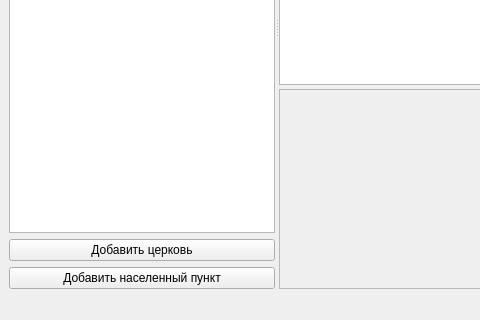
Before: the Qt Designer form ui/main_window.ui in caxapyk/gaoo-cfp, drawn with Qt 5; both pictures show x 0 to 480 and y 280 to 600 of the 908 by 600 pixel window.
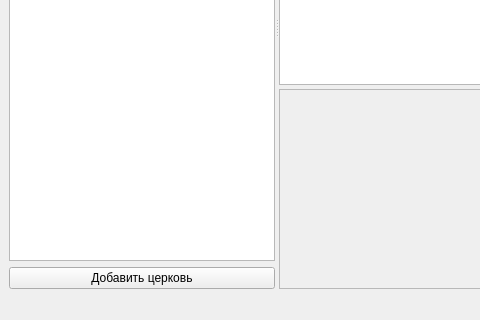
After: the same form once the commit is applied.

Commit message: tree sorting started

Patch:
```diff
--- a/ui/main_window.ui
+++ b/ui/main_window.ui
@@ -69,6 +69,9 @@
           <property name="editTriggers">
            <set>QAbstractItemView::EditKeyPressed</set>
           </property>
+          <property name="sortingEnabled">
+           <bool>true</bool>
+          </property>
          </widget>
         </item>
         <item>
@@ -90,25 +93,6 @@
           </property>
          </widget>
         </item>
-        <item>
-         <widget class="QPushButton" name="pushButton_add_loc">
-          <property name="minimumSize">
-           <size>
-            <width>200</width>
-            <height>0</height>
-           </size>
-          </property>
-          <property name="maximumSize">
-           <size>
-            <width>400</width>
-            <height>16777215</height>
-           </size>
-          </property>
-          <property name="text">
-           <string>Добавить населенный пункт</string>
-          </property>
-         </widget>
-        </item>
        </layout>
       </widget>
       <widget class="QWidget" name="widget_2" native="true">
```
The commit also changes 5 other files.
